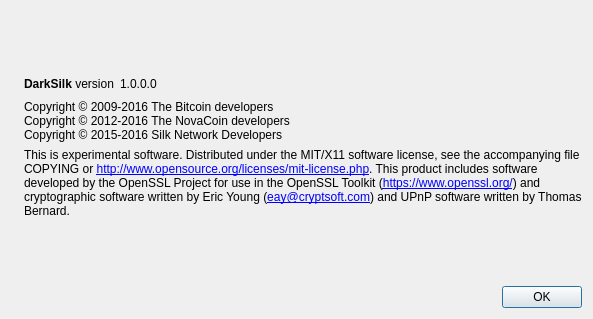
waffle-iron/DarkSilk-Release-Candidate, file src/qt/forms/aboutdialog.ui: the form before one commit.
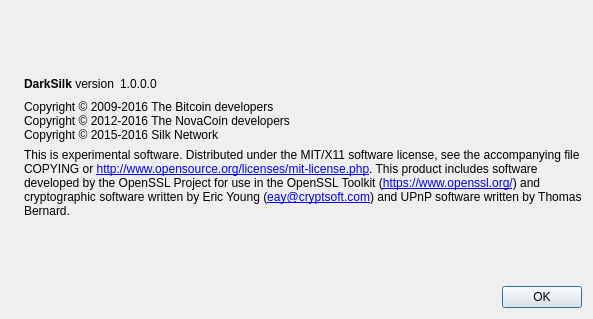
The form after the commit. Icons and pictures are not drawn.

Commit message: Missed One

Diff of the .ui file:
```diff
--- a/src/qt/forms/aboutdialog.ui
+++ b/src/qt/forms/aboutdialog.ui
@@ -93,7 +93,7 @@
        <property name="text">
         <string>Copyright © 2009-2016 The Bitcoin developers
 Copyright © 2012-2016 The NovaCoin developers
-Copyright © 2015-2016 Silk Network Developers</string>
+Copyright © 2015-2016 Silk Network</string>
        </property>
        <property name="textInteractionFlags">
         <set>Qt::LinksAccessibleByMouse|Qt::TextSelectableByKeyboard|Qt::TextSelectableByMouse</set>
```
